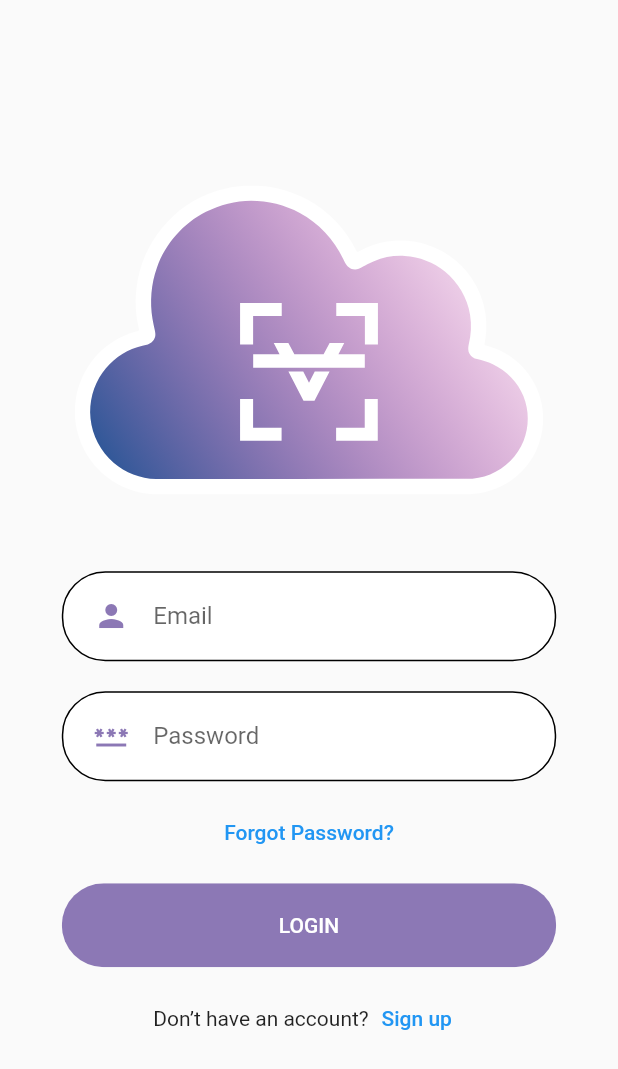
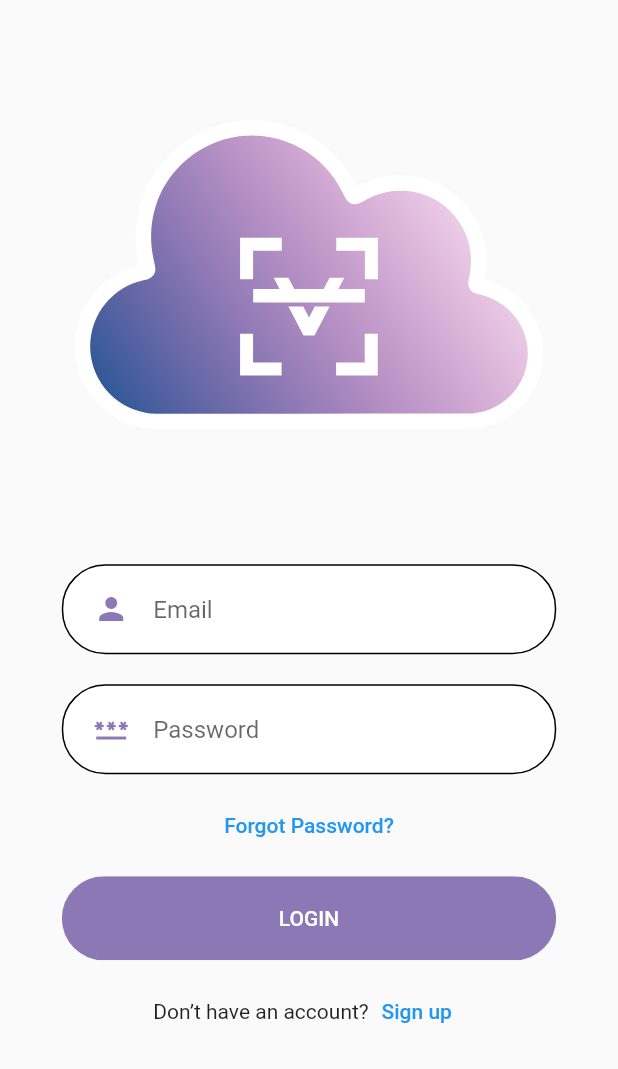
Before and after one commit to vocascan/vocascan-mobile, a Flutter app: the screen it shows after launch, on a phone screen of 412 x 824 dp. Shown: the top 1069 px of the screen. Run offline on Flutter 3.47's test engine with Material 2 defaults, Android fonts, the phone set to English and light mode, and no system bars; our stand-ins replace flutter_svg.

Commit message:
instead of instead of Flexible is used now

```diff
--- a/lib/pages/auth/login_page.dart
+++ b/lib/pages/auth/login_page.dart
@@ -2,6 +2,7 @@ import 'package:flutter/material.dart';
 import 'package:flutter/painting.dart';
 import 'package:flutter/widgets.dart';
 import 'package:flutter_svg/flutter_svg.dart';
+import 'package:vocascan_mobile/pages/auth/sign_up_page.dart';
 import 'package:vocascan_mobile/pages/widgets/rounded_button.dart';
 import 'package:vocascan_mobile/pages/widgets/rounded_input_field.dart';
 import 'package:vocascan_mobile/pages/widgets/text_field_container.dart';
@@ -19,40 +20,47 @@ class _LoginPageSate extends State<LoginPage> {
     return Scaffold(
       body: Center(
         child: Column(children: <Widget>[
-          SizedBox(height: size.height * 0.15),
-          SvgPicture.asset(
+          Flexible(flex: 4,
+            fit: FlexFit.tight,
+            child:  SvgPicture.asset(
             "assets/images/logos/cloud.svg",
             height: size.height * 0.25,
-          ),
-          SizedBox(height: size.height * 0.05),
-          RoundedInputField(
+          ),),
+          Flexible(child:  RoundedInputField(
             hintText: 'Email',
             onChanged: (String value) {},
-          ),
-          RoundedInputField(
+          ),),
+          Flexible(child:   RoundedInputField(
             hintText: 'Password',
             onChanged: (String value) {},
             obscureText: true,
             icon: Icons.password,
-          ),
-          Container(child: TextButton(onPressed: () {  },
-                child: Text("Forgot Password?"),)),
-          RoundedButton(text: 'LOGIN', press: () {
+          ),),
+          Flexible(child:  Container(child: TextButton(onPressed: () {  },
+            child: Text("Forgot Password?"),)
+          )),
+          Flexible(child:  RoundedButton(text: 'LOGIN', press: () {
 
-          }),
-          Container(
+            }),),
+          Flexible(child:  Container(
               child: Row(
                 mainAxisAlignment: MainAxisAlignment.center,
                 children: <Widget>[
                   Text("Don’t have an account?"),
                   TextButton(
                     onPressed: () {
-
+                      Navigator.push(context,
+                          MaterialPageRoute(builder: (context) => SignUpPage()));
                     },
                     child: Text("Sign up"),
                   )
                 ],
-              ))
+              )))
+
+
+
+
+
         ]),
       ),
     );
```
